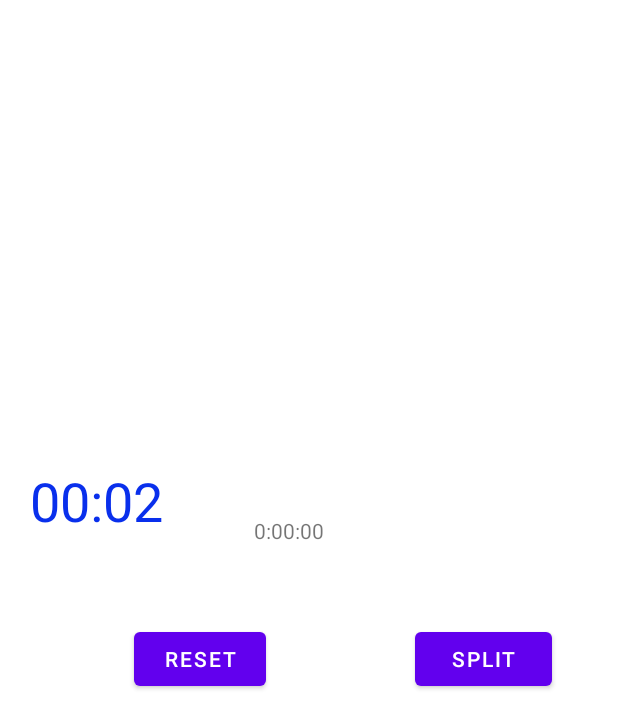
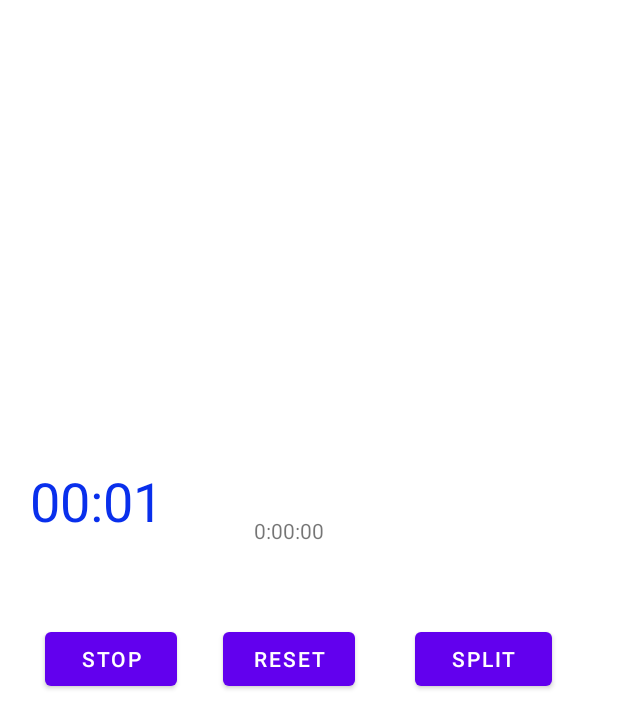
Before and after one commit to Zyjinn/CMPS359_Logger_Final_Project, an Android app: the TimerFragment screen opened through its navigation route, after a tap on "START", on a phone screen of 412 x 824 dp. Shown: the top 728 px of the screen. Run offline under Robolectric (Android 15) with nearby library versions, the phone set to English and light mode, and no system bars.

Commit message:
That timer do be working tho

```diff
--- a/app/src/main/java/com/example/cmps359_logger_final_project/TimerFragment.kt
+++ b/app/src/main/java/com/example/cmps359_logger_final_project/TimerFragment.kt
@@ -27,6 +27,14 @@ class TimerFragment : Fragment() {
     private var param1: String? = null
     private var param2: String? = null
 
+//    Variable declarations
+    var timer: Chronometer? = null
+    var startButton: Button? = null
+    var resetButton: Button? = null
+    var stopButton: Button? = null
+    var splitButton: Button? = null
+    var stopTime: Long? = 0;
+
     override fun onCreate(savedInstanceState: Bundle?) {
         super.onCreate(savedInstanceState)
         arguments?.let {
@@ -49,29 +57,29 @@ class TimerFragment : Fragment() {
         super.onViewCreated(view, savedInstanceState)
 
 //        Variables for the timer
-        val timer = getView()?.findViewById<Chronometer>(R.id.c_meter)
-        var isWorking = false
-        var stopTime = 0;
+        timer = getView()?.findViewById<Chronometer>(R.id.c_meter)
+
 
 //        Get buttons
-        var startButton = getView()?.findViewById<Button>(R.id.timerStartBtn)
-        var splitButton = getView()?.findViewById<Button>(R.id.timerSplitBtn)
-        var stopButton = getView()?.findViewById<Button>(R.id.timerStopBtn)
-        var resetButton = getView()?.findViewById<Button>(R.id.timerResetBtn)
+        startButton = getView()?.findViewById<Button>(R.id.timerStartBtn)
+        splitButton = getView()?.findViewById<Button>(R.id.timerSplitBtn)
+        stopButton = getView()?.findViewById<Button>(R.id.timerStopBtn)
+        resetButton = getView()?.findViewById<Button>(R.id.timerResetBtn)
 
 //        Start btn listener to start the timer
         timerStartBtn.setOnClickListener{
             // start the timer
-            timer?(SystemClock.elapsedRealtime() + stopTime)
+            timer?.setBase((SystemClock.elapsedRealtime() + stopTime!!))
             timer?.start()
 
 //            Hide the start button and reveal the stop button
             startButton?.visibility = View.GONE
-            stopButton?.visibility = View.GONE
+            stopButton?.visibility = View.VISIBLE
 
         }
         timerStopBtn.setOnClickListener{
             // stop the timer
+            stopTime = (timer?.getBase()?.minus(SystemClock.elapsedRealtime()))
             timer?.stop()
 
 //            Hide the stop button and reveal the start button
@@ -80,9 +88,10 @@ class TimerFragment : Fragment() {
         }
 
         timerResetBtn.setOnClickListener{
+            timer?.setBase(SystemClock.elapsedRealtime())
             stopTime = 0;
             timer?.stop()
-            startButton?.visibility = View.GONE
+            startButton?.visibility = View.VISIBLE
             stopButton?.visibility = View.GONE
 
         }
```
